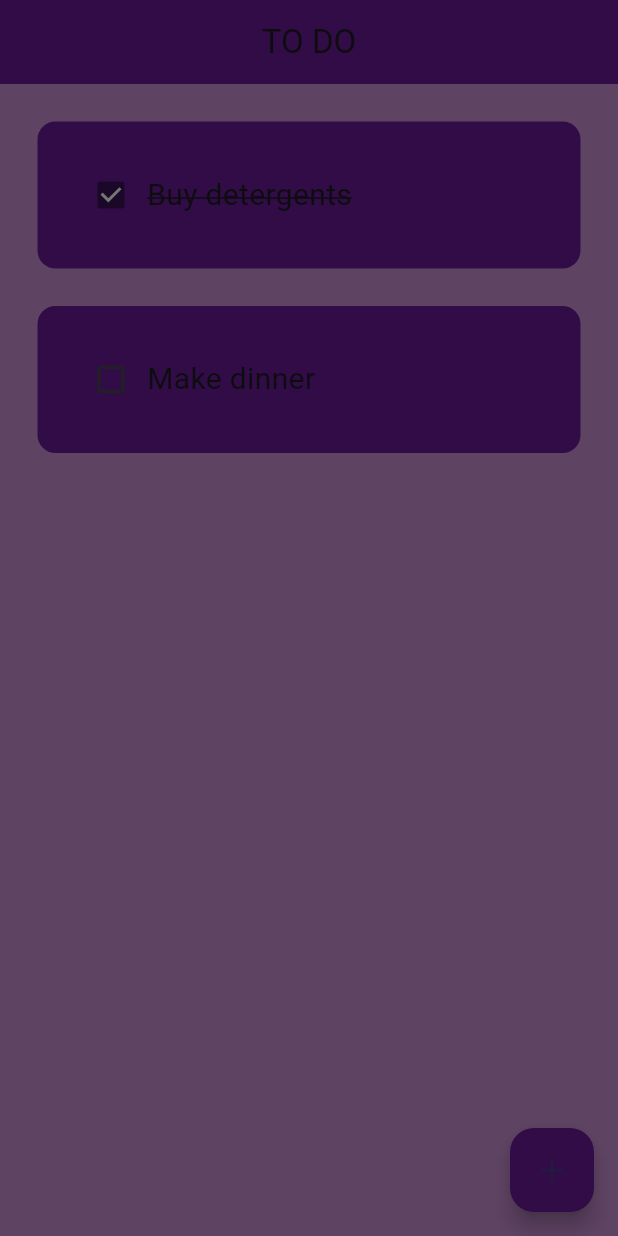
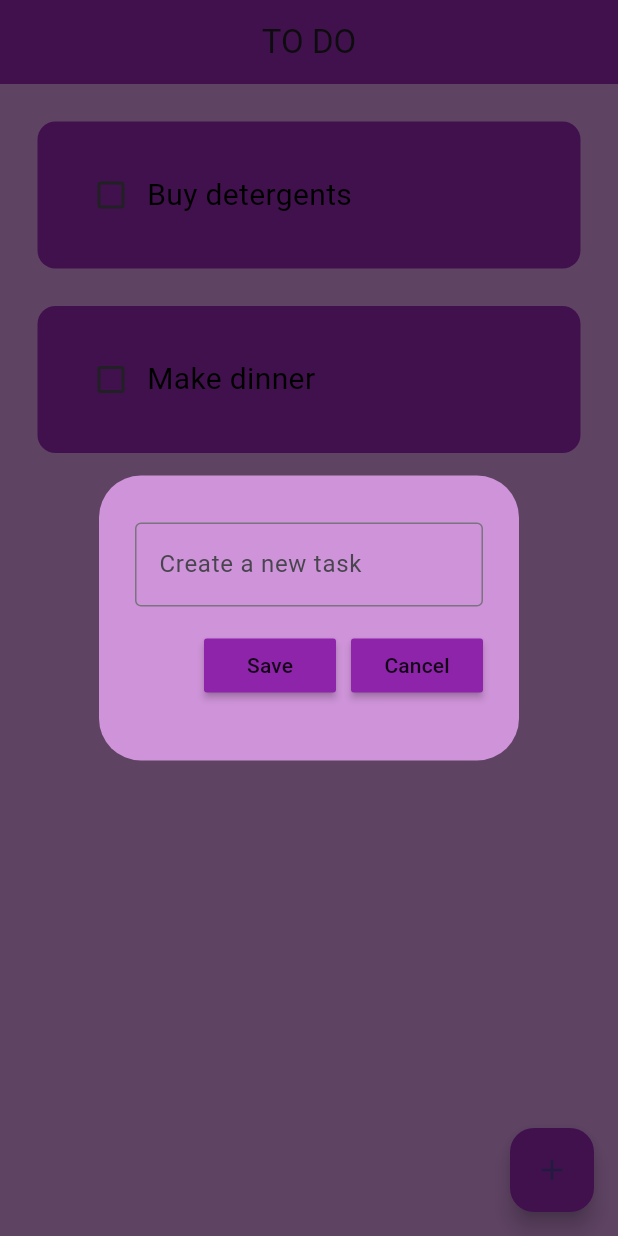
Before and after one commit to AizirekBakirova/neobis_flutter_hello_flutter, a Flutter app: the screen it shows after launch, after a tap on the "add" icon, on a phone screen of 412 x 824 dp. Run offline on Flutter 3.47's test engine with Material 3 defaults, Android fonts, the phone set to English and light mode, and no system bars.

Commit message:
add elements

```diff
--- a/lib/components/add_task_wiget.dart
+++ b/lib/components/add_task_wiget.dart
@@ -0,0 +1,49 @@
+import 'package:flutter/material.dart';
+import 'package:neobis_flutter_hello_flutter/components/my_button.dart';
+
+class AddTaskWidget extends StatelessWidget {
+  AddTaskWidget(
+      {super.key,
+      required this.controller,
+      required this.onSave,
+      required this.onCancel});
+  final controller;
+  VoidCallback onSave;
+  VoidCallback onCancel;
+
+  @override
+  Widget build(BuildContext context) {
+    return AlertDialog(
+      backgroundColor: Colors.purple[200],
+      content: Container(
+        height: 150,
+        child: Column(
+          mainAxisAlignment: MainAxisAlignment.spaceEvenly,
+          children: [
+            TextField(
+              controller: controller,
+              decoration: const InputDecoration(
+                  border: OutlineInputBorder(), hintText: 'Create a new task'),
+            ),
+            Row(
+              mainAxisAlignment: MainAxisAlignment.end,
+              children: [
+                MyButton(
+                  text: 'Save',
+                  onPressed: onSave,
+                ),
+                const SizedBox(
+                  width: 10,
+                ),
+                MyButton(
+                  text: 'Cancel',
+                  onPressed: onCancel,
+                )
+              ],
+            ),
+          ],
+        ),
+      ),
+    );
+  }
+}
--- /dev/null
+++ b/lib/components/my_button.dart
@@ -0,0 +1,16 @@
+import 'package:flutter/material.dart';
+
+class MyButton extends StatelessWidget {
+  MyButton({super.key, required this.text, required this.onPressed});
+  final String text;
+  VoidCallback onPressed;
+
+  @override
+  Widget build(BuildContext context) {
+    return MaterialButton(
+      onPressed: onPressed,
+      child: Text(text),
+      color: Theme.of(context).primaryColor,
+    );
+  }
+}
--- a/lib/components/todo_widget.dart
+++ b/lib/components/todo_widget.dart
@@ -1,4 +1,4 @@
-// ignore_for_file: sort_child_properties_last
+// ignore_for_file: sort_child_properties_last, prefer_const_constructors
 
 import 'package:flutter/material.dart';
 
@@ -18,27 +18,29 @@ class ToDoWidget extends StatelessWidget {
     return Padding(
       padding: const EdgeInsets.only(right: 25, left: 25, top: 25),
       child: Container(
-        // ignore: prefer_const_constructors
         padding: EdgeInsets.all(25),
+        decoration: BoxDecoration(
+          color: Colors.purple[600],
+          borderRadius: BorderRadius.circular(12),
+        ),
         child: Row(
           children: [
             Checkbox(
               value: taskCompleted,
               onChanged: onChanged,
-              activeColor: Colors.black45,
+              activeColor: Colors.black,
             ),
             Text(
               task,
               style: TextStyle(
                   fontSize: 20,
+                  color: Colors.black,
                   decoration: taskCompleted
                       ? TextDecoration.lineThrough
                       : TextDecoration.none),
             ),
           ],
         ),
-        decoration: BoxDecoration(
-            color: Colors.purple[800], borderRadius: BorderRadius.circular(12)),
       ),
     );
   }
--- a/lib/features/presentation/pages/home_page.dart
+++ b/lib/features/presentation/pages/home_page.dart
@@ -1,6 +1,7 @@
 // ignore_for_file: sort_child_properties_last
 
 import 'package:flutter/material.dart';
+import 'package:neobis_flutter_hello_flutter/components/add_task_wiget.dart';
 import 'package:neobis_flutter_hello_flutter/components/todo_widget.dart';
 
 class HomePage extends StatefulWidget {
@@ -11,8 +12,10 @@ class HomePage extends StatefulWidget {
 }
 
 class _HomePageState extends State<HomePage> {
+  final _controller = TextEditingController();
+
   List toDoList = [
-    ['Buy detergents', true],
+    ['Buy detergents', false],
     ['Make dinner', false]
   ];
 
@@ -22,11 +25,25 @@ class _HomePageState extends State<HomePage> {
     });
   }
 
+  void saveNewTask() {
+    setState(() {
+      toDoList.add([_controller.text, false]);
+      _controller.clear();
+      Navigator.of(context).pop();
+    });
+  }
+
   void addTask() {
     showDialog(
         context: context,
         builder: (context) {
-          return const AlertDialog();
+          return AddTaskWidget(
+            controller: _controller,
+            onSave: saveNewTask,
+            onCancel: () {
+              Navigator.of(context).pop();
+            },
+          );
         });
   }
 
@@ -36,12 +53,12 @@ class _HomePageState extends State<HomePage> {
         backgroundColor: Colors.purple[200],
         appBar: AppBar(
           title: const Center(child: Text('TO DO')),
-          backgroundColor: Colors.purple[800],
+          backgroundColor: Colors.purple[600],
         ),
         floatingActionButton: FloatingActionButton(
           onPressed: addTask,
           child: const Icon(Icons.add),
-          backgroundColor: Colors.purple[800],
+          backgroundColor: Colors.purple[600],
         ),
         body: ListView.builder(
             itemCount: toDoList.length,
--- a/lib/main.dart
+++ b/lib/main.dart
@@ -13,7 +13,7 @@ class MyApp extends StatelessWidget {
     return MaterialApp(
       debugShowCheckedModeBanner: false,
       title: 'Flutter Demo',
-      theme: ThemeData(primaryColor: Colors.deepPurpleAccent),
+      theme: ThemeData(primaryColor: Colors.purple[600]),
       home: const HomePage(),
     );
   }
--- a/pubspec.yaml
+++ b/pubspec.yaml
@@ -35,6 +35,7 @@ dependencies:
   # The following adds the Cupertino Icons font to your application.
   # Use with the CupertinoIcons class for iOS style icons.
   cupertino_icons: ^1.0.2
+  flutter_slidable: ^3.1.0
 
 dev_dependencies:
   flutter_test:
```
Also changed, not shown: pubspec.lock.
